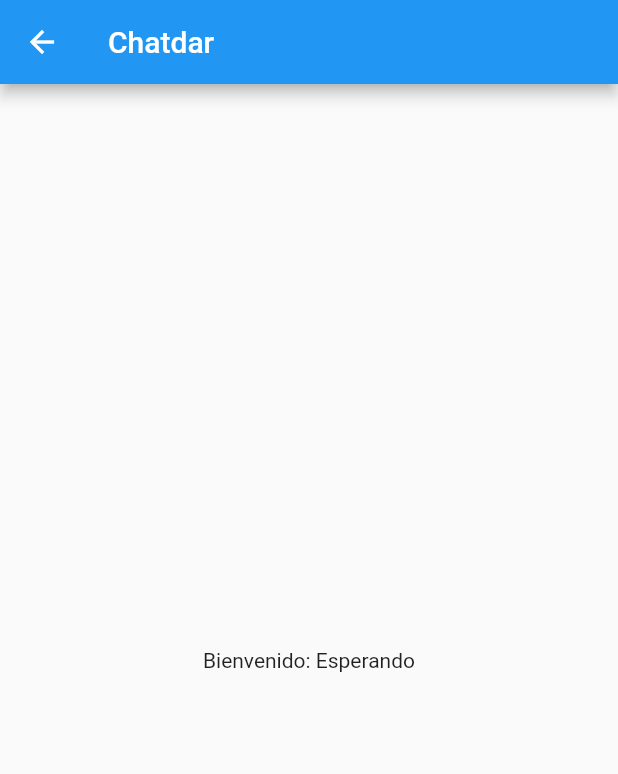
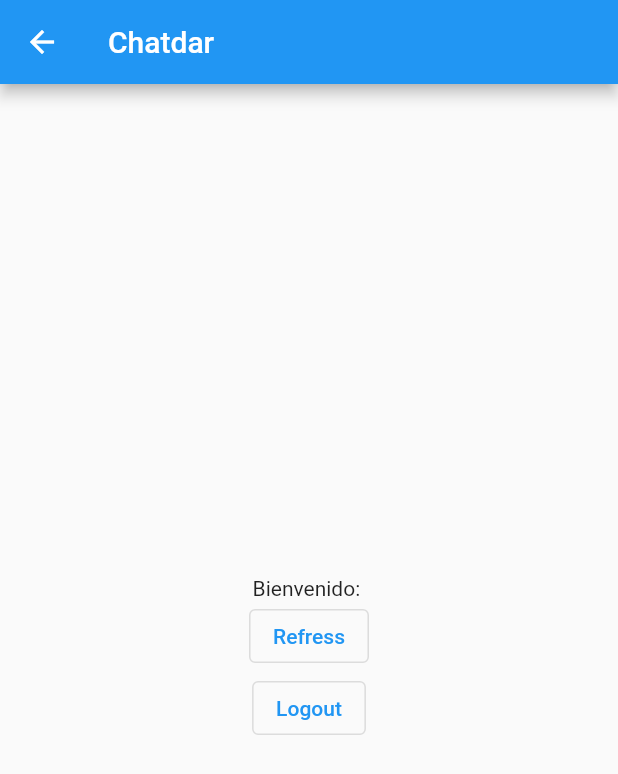
Before and after one commit to CarlosAbaloC/FlutterChatCasa, a Flutter app: the HomeView screen opened by its route, after a tap on "Refress", on a phone screen of 412 x 824 dp. Shown: the top 774 px of the screen. Run offline on Flutter 3.47's test engine with Material 2 defaults, Android fonts, the phone set to English and light mode, and no system bars; our stand-ins replace cloud_firestore, firebase_auth, firebase_core; accounts and stored records are empty; network calls fail.

Commit message:
HomeView Commit

```diff
--- a/lib/src/App.dart
+++ b/lib/src/App.dart
@@ -19,10 +19,11 @@ class App extends StatelessWidget{
   String getInitialRoute() {
     //Si es nulo se va a login
     if(FirebaseAuth.instance.currentUser==null) {
-      return '/loginphoneview';
+      return '/loginview';
     }
     //Si hay datos se va al else y el home
     else{
+      FirebaseAuth.instance.signOut();
       return '/home';
     }
   }
--- a/lib/src/home_views/HomeView.dart
+++ b/lib/src/home_views/HomeView.dart
@@ -23,18 +23,19 @@ class _HomeViewState extends State<HomeView> {
 
 
 
-
-  void actualizarNombre() {
+  //Este metodo busca la ip del usuario y con ella extrae sus datos
+  // como nombre ciudad pais y perfil
+  actualizarNombre() async {
     //Esto busca un id en concreto, no es dinamico
     //final docRef = db.collection("perfiles").doc("bn6QpIScxrTqA35QR58QYAvtFWA3");
 
     String? idUser = FirebaseAuth.instance.currentUser?.uid;
     final docRef = db.collection("perfiles").
-    doc("idUser").withConverter(fromFirestore: Perfil.fromFirestore,
+    doc(idUser).withConverter(fromFirestore: Perfil.fromFirestore,
         toFirestore: (Perfil perfil, _) => perfil.toFirestore());
 
     //get para descargar then es lo que tiene que hacer despues
-    docRef.get().then(
+    /*docRef.get().then(
           (DocumentSnapshot doc) {
             if(doc.exists) {
               Perfil perfil = perfil.
@@ -49,11 +50,22 @@ class _HomeViewState extends State<HomeView> {
               sNombre = doc.get("name");
             });
       },
+
       onError: (e) => print("Error getting document: $e"),
     );
-    setState(() {
-      sNombre="Esperando";
-    });
+    */
+    final docSnap = await docRef.get();
+    final perfilUsuario = docSnap.data(); // Convert to City object
+
+    if (perfilUsuario != null) {
+      print(perfilUsuario.edad);
+      setState(() {
+        sNombre=perfilUsuario.name!;
+      });
+    } else {
+      print("No such document.");
+    }
+
 
   }
 
@@ -77,6 +89,13 @@ class _HomeViewState extends State<HomeView> {
                 },
                 child: Text("Refress")
             ),
+            if(blIsButtonVisible)OutlinedButton(
+                onPressed: () {
+                  FirebaseAuth.instance.signOut();
+                  Navigator.of(context).popAndPushNamed("/Login");
+                },
+                child: Text("Logout")
+            ),
           ],
         ),
       ),
```
Also changed, not shown: 1 other file.
